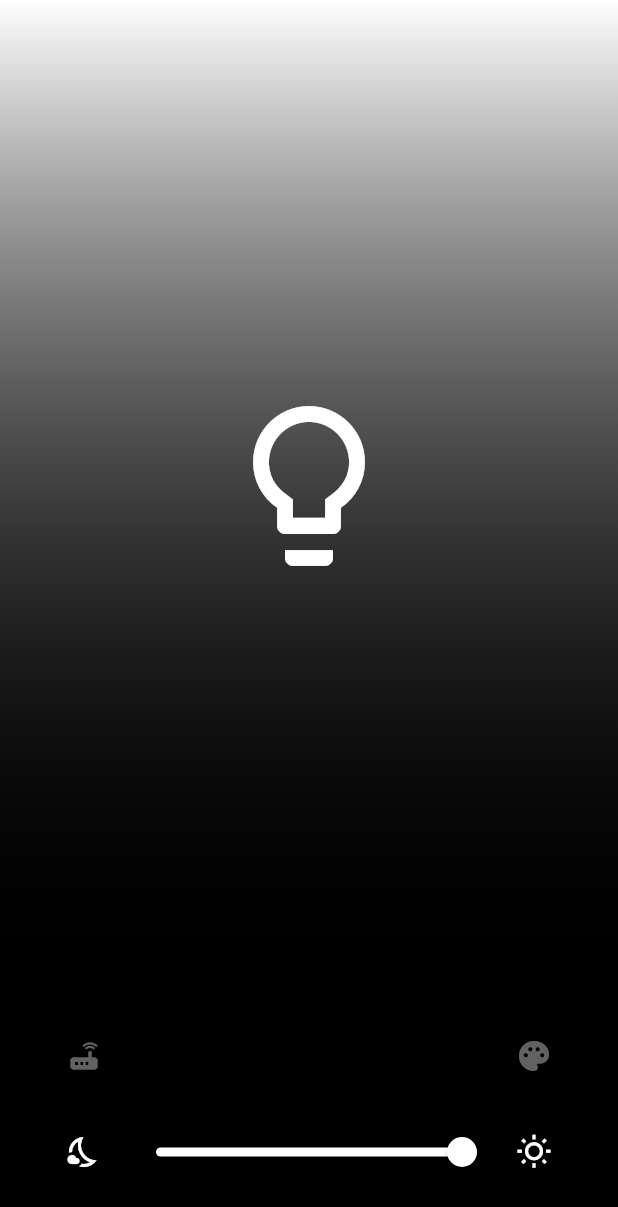
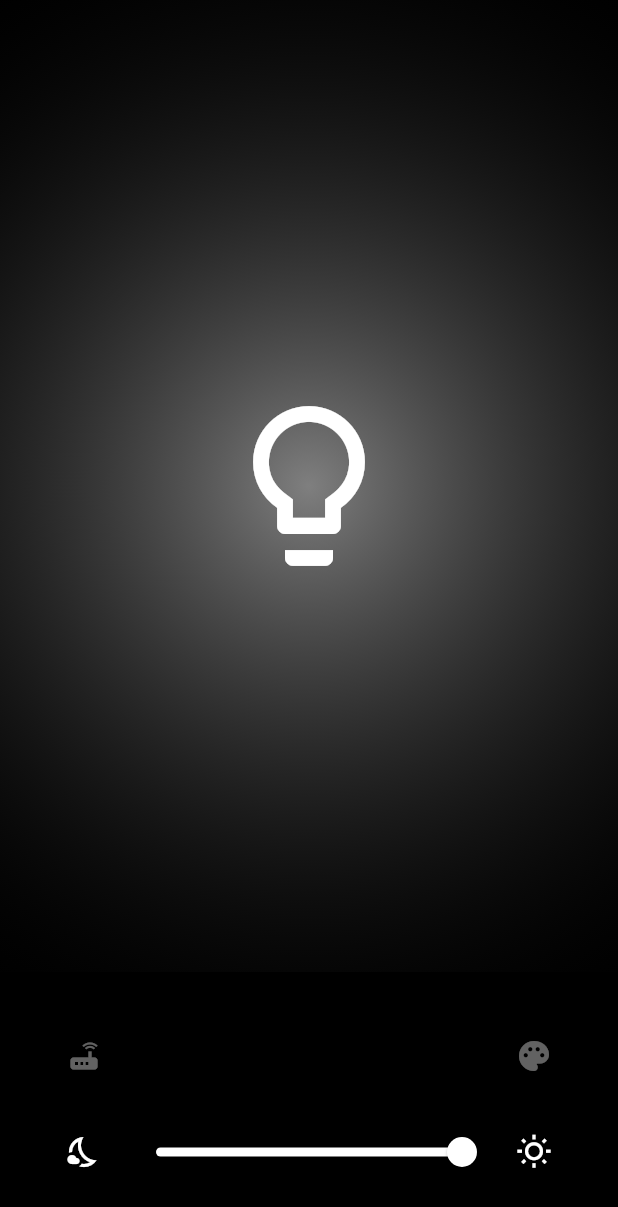
Before and after one commit to TobiasRitter/flutter_rgb_leds, a Flutter app: the screen it shows after launch, on a phone screen of 412 x 824 dp. Shown: the top 1207 px of the screen. Run offline on Flutter 3.47's test engine with Material 2 defaults, Android fonts, the phone set to English and light mode, and no system bars.

Commit message:
switch to radial gradient

```diff
--- a/lib/main.dart
+++ b/lib/main.dart
@@ -102,11 +102,12 @@ class _MyHomePageState extends State<MyHomePage> {
           Expanded(
             child: Container(
               decoration: BoxDecoration(
-                gradient: LinearGradient(
-                  begin: Alignment.topCenter,
-                  end: Alignment.bottomCenter,
-                  colors: [color.withAlpha(alpha), const Color(0x00000000)],
-                  tileMode: TileMode.repeated,
+                gradient: RadialGradient(
+                  radius: 1,
+                  colors: [
+                    color.withAlpha((alpha / 2).floor()),
+                    Colors.transparent
+                  ],
                 ),
               ),
               child: Row(
@@ -115,7 +116,7 @@ class _MyHomePageState extends State<MyHomePage> {
                   Icon(
                     Icons.lightbulb_outline,
                     size: 128,
-                    color: Colors.white,
+                    color: color.withAlpha(alpha),
                   ),
                 ],
               ),
```
